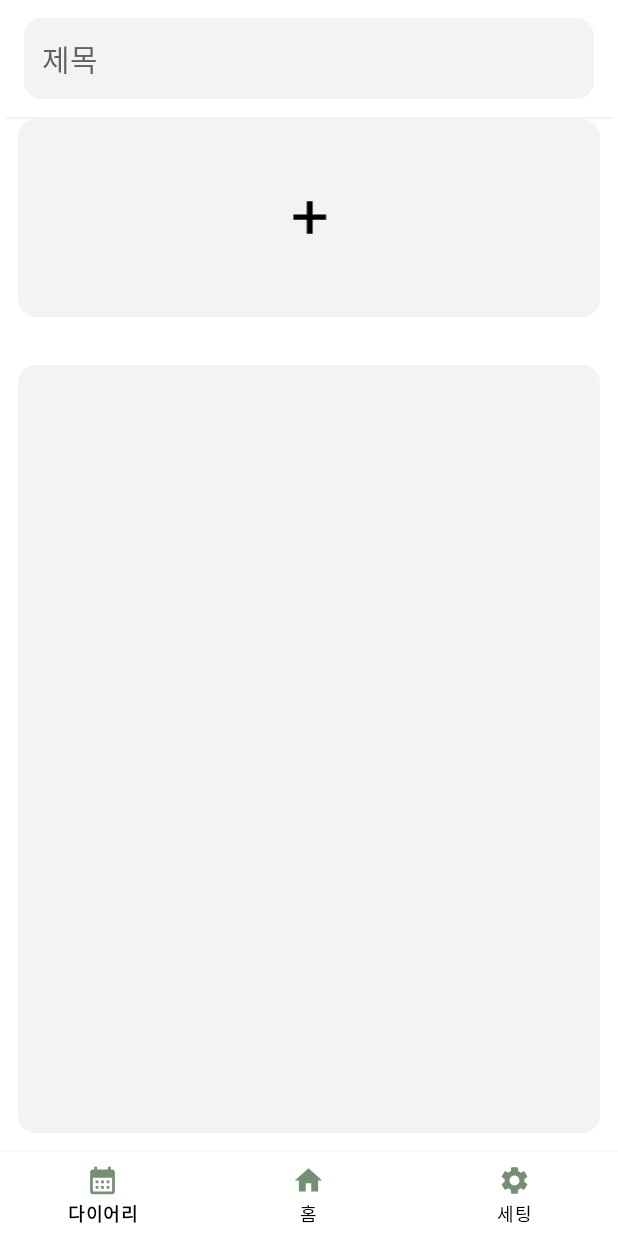
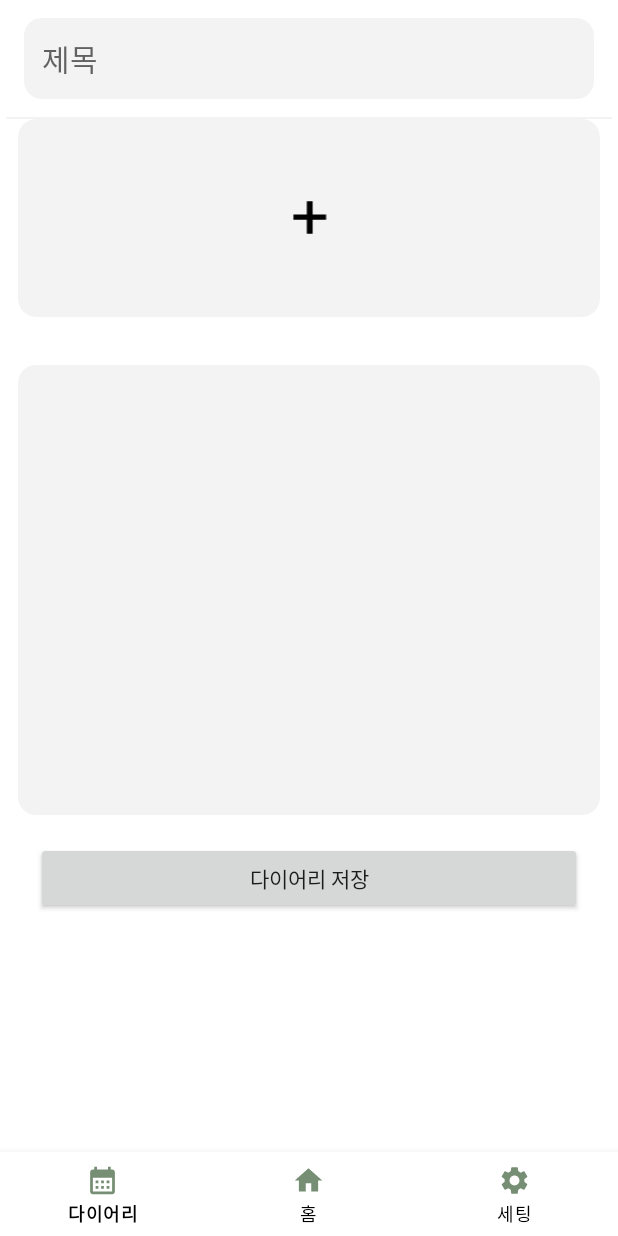
Before and after one commit to jinhaEom/Diary_Room, an Android app: the DiaryFragment screen opened through its navigation route, after a tap on an icon or button, on a phone screen of 412 x 824 dp. Run offline under Robolectric (Android 15) with nearby library versions, the phone set to English and light mode, and no system bars; our stand-ins replace data binding, navigation-ui; pictures from the network do not load; 2 statements that could not run were skipped.

Commit message:
이미지 제외 DiaryWrittingFragment에서 글 작성시 DiaryFragment의 Recyclerview에 item 생성 확인

```diff
--- a/app/src/main/java/bu/ac/kr/diaryroom/diary/DiaryFragment.kt
+++ b/app/src/main/java/bu/ac/kr/diaryroom/diary/DiaryFragment.kt
@@ -1,36 +1,50 @@
 package bu.ac.kr.diaryroom.diary
 
-import android.util.Log
-import android.view.View
-import android.widget.Toast
-import androidx.navigation.fragment.NavHostFragment
+import DiaryAdapter
+import android.content.Context
+import android.content.SharedPreferences
+import androidx.fragment.app.activityViewModels
 import androidx.navigation.fragment.findNavController
 import androidx.recyclerview.widget.LinearLayoutManager
 import bu.ac.kr.diaryroom.R
 import bu.ac.kr.diaryroom.base.BaseFragment
 import bu.ac.kr.diaryroom.databinding.FragmentDiaryBinding
-import bu.ac.kr.diaryroom.diary.adapter.DiaryAdapter
 import bu.ac.kr.diaryroom.diary.data.DiaryItem
-import bu.ac.kr.diaryroom.home.HomeFragmentDirections
 import bu.ac.kr.diaryroom.utils.getNavOptions
+import bu.ac.kr.diaryroom.viewModel.DiaryViewModel
 
-class DiaryFragment(override val layoutResourceId : Int = R.layout.fragment_diary):
-    BaseFragment<FragmentDiaryBinding>(){
+class DiaryFragment(override val layoutResourceId: Int = R.layout.fragment_diary) :
+    BaseFragment<FragmentDiaryBinding>() {
+    private lateinit var sharedPreferences: SharedPreferences
 
-    private val diaryAdapter = DiaryAdapter(ArrayList())
+    private val diaryViewModel: DiaryViewModel by activityViewModels()
+
+    private val diaryAdapter = DiaryAdapter() // DiaryAdapter 초기화
 
     override fun aboutBinding() {
         viewDataBinding.lifecycleOwner = this@DiaryFragment
         viewDataBinding.diaryRecyclerView.layoutManager = LinearLayoutManager(requireContext())
+        sharedPreferences =
+            requireContext().getSharedPreferences("DiaryPreferences", Context.MODE_PRIVATE)
 
-        viewDataBinding.diaryRecyclerView.adapter = diaryAdapter // RecyclerView에 어댑터 설정
-        val newItem = DiaryItem("2023년 10월 2일", "즐거웠던 오늘의 일기") // 예시 item 추가 해보기
-        diaryAdapter.addItem(newItem)
+        viewDataBinding.diaryRecyclerView.adapter = diaryAdapter
+        // ViewModel에서 LiveData를 관찰하여 데이터 업데이트 감지
+        diaryViewModel.getDiaryItems().observe(viewLifecycleOwner) { items ->
+            diaryAdapter.submitList(items)
+        }
+        viewDataBinding.apply {
+            homeToolbarRightButton.setOnClickListener {
+                findNavController().navigate(
+                    DiaryFragmentDirections.actionDiaryWrittingFragment(),
+                    getNavOptions
+                )
+            }
+            val date = sharedPreferences.getString("diary_date", "")
+            val title = sharedPreferences.getString("diary_title", "")
 
-
-        viewDataBinding.apply{
-            homeToolbarRightButton.setOnClickListener {
-                    findNavController().navigate(DiaryFragmentDirections.actionDiaryWrittingFragment(), getNavOptions)
+            if (!date.isNullOrEmpty() && !title.isNullOrEmpty()) {
+                val newItem = DiaryItem(date, title)
+                diaryAdapter.addItem(newItem)
             }
         }
     }
--- a/app/src/main/java/bu/ac/kr/diaryroom/diary/DiaryWrittingFragment.kt
+++ b/app/src/main/java/bu/ac/kr/diaryroom/diary/DiaryWrittingFragment.kt
@@ -1,32 +1,51 @@
 package bu.ac.kr.diaryroom.diary
 
-import android.net.Uri
-import androidx.recyclerview.widget.LinearLayoutManager
-import androidx.recyclerview.widget.RecyclerView
+import android.content.Context
+import android.content.SharedPreferences
+import androidx.fragment.app.activityViewModels
+import androidx.navigation.fragment.findNavController
 import bu.ac.kr.diaryroom.ImageAdapter
 import bu.ac.kr.diaryroom.R
-import bu.ac.kr.diaryroom.WeatherAdapter
 import bu.ac.kr.diaryroom.base.BaseFragment
-import bu.ac.kr.diaryroom.databinding.FragmentDiaryBinding
 import bu.ac.kr.diaryroom.databinding.FragmentDiaryWrittingBinding
+import bu.ac.kr.diaryroom.diary.data.DiaryItem
+import bu.ac.kr.diaryroom.viewModel.DiaryViewModel
+import java.text.SimpleDateFormat
+import java.util.Date
+import java.util.Locale
 
-class DiaryWrittingFragment(override val layoutResourceId : Int = R.layout.fragment_diary_writting):
-    BaseFragment<FragmentDiaryWrittingBinding>(){
+class DiaryWrittingFragment(override val layoutResourceId: Int = R.layout.fragment_diary_writting) :
+    BaseFragment<FragmentDiaryWrittingBinding>() {
+
+    private val diaryViewModel: DiaryViewModel by activityViewModels()
+    private lateinit var sharedPreferences: SharedPreferences
+
     override fun aboutBinding() {
         viewDataBinding.lifecycleOwner = viewLifecycleOwner
+        sharedPreferences = requireContext().getSharedPreferences("DiaryPreferences", Context.MODE_PRIVATE)
 
-        viewDataBinding.apply{
-            val recyclerView = imageRecyclerView
-            val layoutManager = LinearLayoutManager(requireContext()) // LinearLayoutManager 또는 다른 레이아웃 매니저 선택
-            recyclerView.layoutManager = layoutManager
+        viewDataBinding.diarySaveButton.setOnClickListener {
+            // 현재 시간을 문자열로 가져오기
+            val currentTime = SimpleDateFormat("yyyy년 MM월 dd일 HH시 mm분", Locale.getDefault()).format(Date())
 
+            val title = viewDataBinding.diaryTitle.text.toString()
+            saveDiary(currentTime, title)
 
+            val newItem = DiaryItem(currentTime, title)
 
+            diaryViewModel.addDiaryItem(newItem)
+
+            findNavController().popBackStack()
         }
-    }
-
-    override fun observeData() {
-        viewDataBinding.imageRecyclerView.adapter= ImageAdapter(context!!)
 
     }
+    private fun saveDiary(date: String, title: String) {
+        val editor = sharedPreferences.edit()
+        editor.putString("diary_date", date)
+        editor.putString("diary_title", title)
+        editor.apply()
+    }
+    override fun observeData() {
+        viewDataBinding.imageRecyclerView.adapter = ImageAdapter(context!!)
+    }
 }
--- a/app/src/main/java/bu/ac/kr/diaryroom/diary/adapter/DiaryAdapter.kt
+++ b/app/src/main/java/bu/ac/kr/diaryroom/diary/adapter/DiaryAdapter.kt
@@ -1,16 +1,15 @@
-package bu.ac.kr.diaryroom.diary.adapter
-
 import android.annotation.SuppressLint
-import android.util.Log
 import android.view.LayoutInflater
 import android.view.View
 import android.view.ViewGroup
 import android.widget.TextView
+import androidx.recyclerview.widget.ListAdapter
+import androidx.recyclerview.widget.DiffUtil
 import androidx.recyclerview.widget.RecyclerView
 import bu.ac.kr.diaryroom.R
 import bu.ac.kr.diaryroom.diary.data.DiaryItem
 
-class DiaryAdapter(private val items: MutableList<DiaryItem>) : RecyclerView.Adapter<DiaryAdapter.DiaryViewHolder>() {
+class DiaryAdapter : ListAdapter<DiaryItem, DiaryAdapter.DiaryViewHolder>(DiffCallback()) {
 
     inner class DiaryViewHolder(itemView: View) : RecyclerView.ViewHolder(itemView) {
         val dateTextView: TextView = itemView.findViewById(R.id.diaryDate)
@@ -23,21 +22,23 @@ class DiaryAdapter(private val items: MutableList<DiaryItem>) : RecyclerView.Ada
     }
 
     override fun onBindViewHolder(holder: DiaryViewHolder, position: Int) {
-        val item = items[position]
+        val item = getItem(position)
         holder.dateTextView.text = item.date
         holder.titleTextView.text = item.title
     }
 
-    override fun getItemCount(): Int {
-        return items.size
+    class DiffCallback : DiffUtil.ItemCallback<DiaryItem>() {
+        override fun areItemsTheSame(oldItem: DiaryItem, newItem: DiaryItem): Boolean {
+            return oldItem.date == newItem.date && oldItem.title == newItem.title
+        }
+
+        override fun areContentsTheSame(oldItem: DiaryItem, newItem: DiaryItem): Boolean {
+            return oldItem == newItem
+        }
     }
 
     // 아이템을 추가하는 메서드
-    @SuppressLint("NotifyDataSetChanged")
     fun addItem(item: DiaryItem) {
-        items.add(item)
-        notifyDataSetChanged() // 데이터 변경을 RecyclerView에 알림
-        Log.d("DiaryAdapter", "아이템 추가됨: $item") // 로그 출력
-
+        submitList(currentList + listOf(item))
     }
 }
--- /dev/null
+++ b/app/src/main/java/bu/ac/kr/diaryroom/viewModel/DiaryViewModel.kt
@@ -0,0 +1,20 @@
+package bu.ac.kr.diaryroom.viewModel
+
+import androidx.lifecycle.MutableLiveData
+import androidx.lifecycle.ViewModel
+import bu.ac.kr.diaryroom.diary.data.DiaryItem
+
+class DiaryViewModel : ViewModel() {
+    private val diaryItems = MutableLiveData<List<DiaryItem>>()
+
+    fun getDiaryItems(): MutableLiveData<List<DiaryItem>> {
+        return diaryItems
+    }
+
+    fun addDiaryItem(item: DiaryItem) {
+        val currentList = diaryItems.value ?: emptyList()
+        val updatedList = currentList.toMutableList()
+        updatedList.add(item)
+        diaryItems.value = updatedList
+    }
+}
--- a/app/src/main/res/layout/fragment_diary_writting.xml
+++ b/app/src/main/res/layout/fragment_diary_writting.xml
@@ -2,81 +2,101 @@
 <layout xmlns:android="http://schemas.android.com/apk/res/android"
     xmlns:app="http://schemas.android.com/apk/res-auto"
     xmlns:tools="http://schemas.android.com/tools">
+
     <androidx.core.widget.NestedScrollView
         android:id="@+id/nestedScrollView"
         android:layout_width="match_parent"
         android:layout_height="match_parent"
         android:background="@color/white"
         android:overScrollMode="always">
+
         <androidx.constraintlayout.widget.ConstraintLayout
             android:layout_width="match_parent"
             android:layout_height="0dp">
+
             <androidx.appcompat.widget.AppCompatEditText
                 android:id="@+id/diaryTitle"
                 android:layout_width="0dp"
                 android:layout_height="wrap_content"
+                android:layout_marginStart="16dp"
+                android:layout_marginTop="12dp"
+                android:layout_marginEnd="16dp"
+                android:background="@drawable/background_gray100_radius12dp"
                 android:hint="제목"
+                android:padding="12dp"
                 android:textSize="20dp"
+                app:layout_constraintEnd_toEndOf="parent"
                 app:layout_constraintStart_toStartOf="parent"
-            app:layout_constraintTop_toTopOf="parent"
-            android:layout_marginTop="12dp"
-            android:padding="12dp"
-            app:layout_constraintEnd_toEndOf="parent"
-            android:background="@drawable/background_gray100_radius12dp"
-            android:layout_marginStart="16dp"
-            android:layout_marginEnd="16dp"/>
+                app:layout_constraintTop_toTopOf="parent" />
+
             <View
                 android:id="@+id/devideView"
                 android:layout_width="match_parent"
                 android:layout_height="1dp"
+                android:layout_marginStart="4dp"
                 android:layout_marginTop="12dp"
+                android:layout_marginEnd="4dp"
+                android:background="@color/gray_100"
+                app:layout_constraintEnd_toEndOf="parent"
                 app:layout_constraintStart_toStartOf="parent"
-            app:layout_constraintEnd_toEndOf="parent"
-            android:layout_marginStart="4dp"
-            android:layout_marginEnd="4dp"
-            app:layout_constraintTop_toBottomOf="@id/diaryTitle"
-            android:background="@color/gray_100"/>
+                app:layout_constraintTop_toBottomOf="@id/diaryTitle" />
 
             <androidx.cardview.widget.CardView
                 android:id="@+id/imageCs"
                 android:layout_width="match_parent"
                 android:layout_height="132dp"
-                app:layout_constraintTop_toBottomOf="@id/devideView"
-                app:layout_constraintStart_toStartOf="parent"
-                app:layout_constraintEnd_toEndOf="parent"
+                android:layout_marginStart="12dp"
+                android:layout_marginEnd="12dp"
                 app:cardBackgroundColor="@color/gray_100"
                 app:cardCornerRadius="12dp"
                 app:cardElevation="0dp"
-                android:layout_marginStart="12dp"
-                android:layout_marginEnd="12dp">
+                app:layout_constraintEnd_toEndOf="parent"
+                app:layout_constraintStart_toStartOf="parent"
+                app:layout_constraintTop_toBottomOf="@id/devideView">
+
                 <androidx.recyclerview.widget.RecyclerView
                     android:id="@+id/imageRecyclerView"
                     android:layout_width="match_parent"
                     android:layout_height="wrap_content"
-                    app:layout_constraintTop_toBottomOf="@id/imageCs"
+                    app:layout_constraintEnd_toEndOf="parent"
                     app:layout_constraintStart_toStartOf="parent"
-                    app:layout_constraintEnd_toEndOf="parent" />
+                    app:layout_constraintTop_toBottomOf="@id/imageCs" />
 
                 <androidx.appcompat.widget.AppCompatImageView
                     android:id="@+id/imageAddButton"
                     android:layout_width="26dp"
                     android:layout_height="26dp"
-                    android:src="@drawable/ic_plus"
-                    android:layout_gravity="center"/>
+                    android:layout_gravity="center"
+                    android:src="@drawable/ic_plus" />
             </androidx.cardview.widget.CardView>
 
 
             <androidx.appcompat.widget.AppCompatEditText
+                android:id="@+id/diaryContent"
                 android:layout_width="match_parent"
-            android:layout_height="512dp"
-            app:layout_constraintBottom_toBottomOf="parent"
+                android:layout_height="300dp"
                 android:layout_marginStart="12dp"
                 android:layout_marginTop="32dp"
                 android:layout_marginEnd="12dp"
                 android:background="@drawable/background_gray100_radius12dp"
                 app:layout_constraintEnd_toEndOf="parent"
+                app:layout_constraintBottom_toTopOf="@id/diarySaveButton"
                 app:layout_constraintStart_toStartOf="parent"
                 app:layout_constraintTop_toBottomOf="@id/imageCs" />
+
+            <androidx.appcompat.widget.AppCompatButton
+                android:id="@+id/diarySaveButton"
+                android:layout_width="match_parent"
+                android:layout_height="wrap_content"
+                app:layout_constraintTop_toBottomOf="@id/diaryContent"
+                android:layout_marginBottom="18dp"
+                android:layout_marginTop="18dp"
+                android:text="다이어리 저장"
+                app:layout_constraintStart_toStartOf="parent"
+                app:layout_constraintEnd_toEndOf="parent"
+                app:layout_constraintBottom_toBottomOf="parent"
+                android:layout_marginStart="24dp"
+                android:layout_marginEnd="24dp"/>
 
         </androidx.constraintlayout.widget.ConstraintLayout>
     </androidx.core.widget.NestedScrollView>
```
Lines whose indentation alone changed are shown as unchanged.
